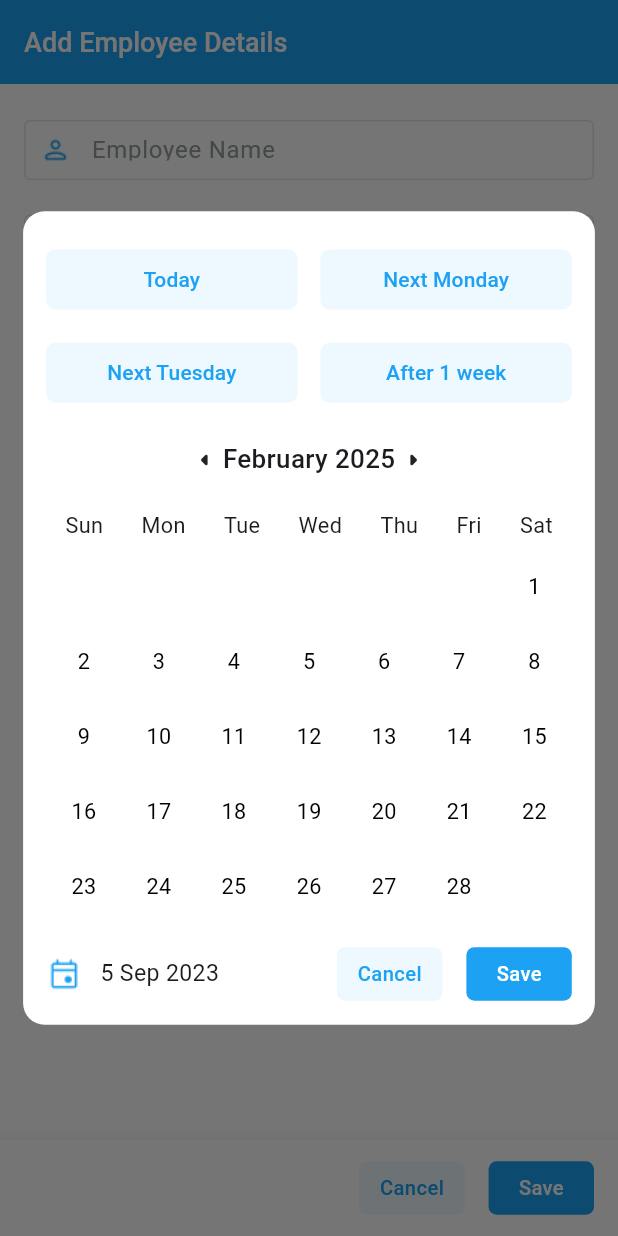
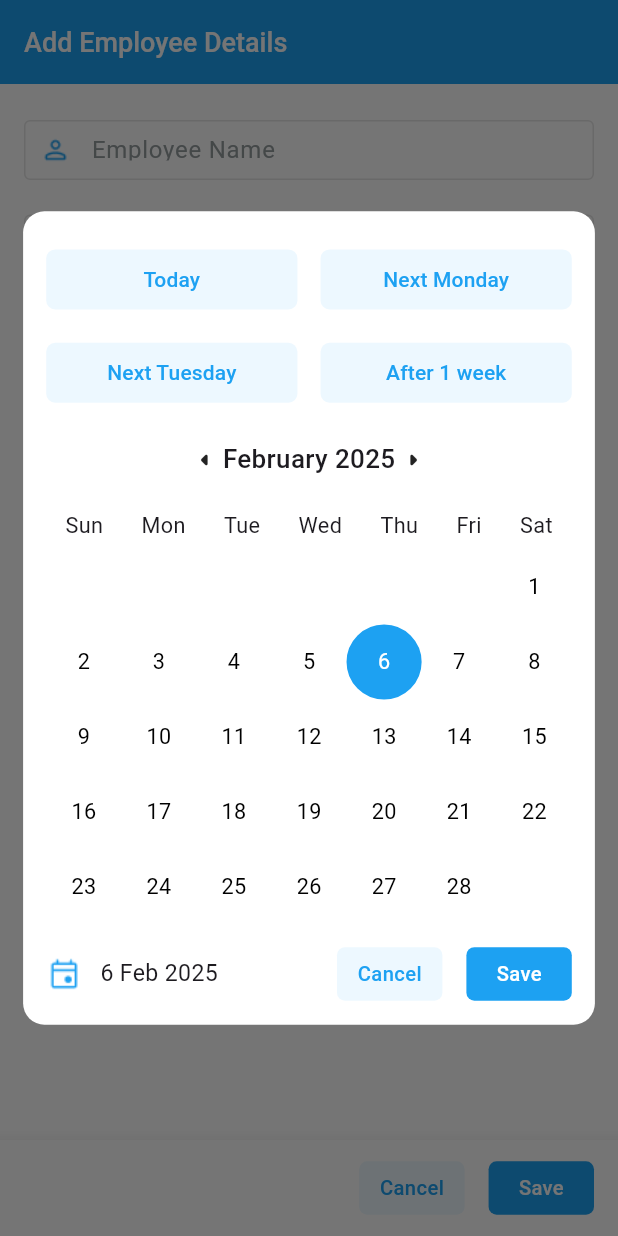
Before and after one commit to sivaprasadnk/employee_app, a Flutter app: the AddEmployeeScreen screen opened directly, after a tap on "Today", on a phone screen of 412 x 824 dp. Run offline on Flutter 3.47's test engine with Material 3 defaults, Android fonts, the phone set to English and light mode, and no system bars; our stand-ins replace flutter_screenutil.

Commit message:
correcting date picker selection

```diff
--- /dev/null
+++ b/lib/core/common_functions.dart
@@ -0,0 +1,19 @@
+class CommonFunctions {
+  static String getMonthAbbreviation(int month) {
+    const List<String> months = [
+      "Jan",
+      "Feb",
+      "Mar",
+      "Apr",
+      "May",
+      "Jun",
+      "Jul",
+      "Aug",
+      "Sep",
+      "Oct",
+      "Nov",
+      "Dec"
+    ];
+    return (month >= 1 && month <= 12) ? months[month - 1] : "Invalid";
+  }
+}
--- /dev/null
+++ b/lib/core/extensions/datetime_extensions.dart
@@ -0,0 +1,26 @@
+import 'package:employee_app/core/common_functions.dart';
+
+extension DatetimeExtensions on DateTime {
+  String displayDate() {
+    var value = "";
+    var day = this.day.toString();
+    var year = this.year.toString();
+    var month = CommonFunctions.getMonthAbbreviation(this.month);
+    value = "$day $month $year";
+    return value;
+  }
+
+  DateTime get now => DateTime.now();
+
+  bool get isToday => now.year == year && now.month == month && now.day == day;
+
+  DateTime nextMonday() {
+    int daysUntilMonday = ((DateTime.monday - weekday + 7) % 7).toInt();
+    return add(Duration(days: daysUntilMonday == 0 ? 7 : daysUntilMonday));
+  }
+
+  DateTime nextTuesday() {
+    int daysUntilTuesday = ((DateTime.tuesday - weekday + 7) % 7).toInt();
+    return add(Duration(days: daysUntilTuesday == 0 ? 7 : daysUntilTuesday));
+  }
+}
--- /dev/null
+++ b/lib/core/extensions/int_extensions.dart
@@ -0,0 +1 @@
+extension IntExtensions on int {}
--- a/lib/presentation/components/custom_date_picker.dart
+++ b/lib/presentation/components/custom_date_picker.dart
@@ -1,4 +1,5 @@
 import 'package:employee_app/core/constants/colors.dart';
+import 'package:employee_app/core/extensions/datetime_extensions.dart';
 import 'package:employee_app/presentation/components/cancel_button.dart';
 import 'package:flutter/material.dart';
 import 'package:flutter_screenutil/flutter_screenutil.dart';
@@ -21,6 +22,7 @@ class CustomDatePickerDialog extends StatefulWidget {
 class _CustomDatePickerDialogState extends State<CustomDatePickerDialog> {
   late DateTime selectedDate;
   late DateTime currentMonth;
+  final DateTime today = DateTime.now();
 
   @override
   void initState() {
@@ -60,7 +62,7 @@ class _CustomDatePickerDialogState extends State<CustomDatePickerDialog> {
                 Expanded(
                   child: ElevatedButton(
                     onPressed: () {
-                      Navigator.pop(context);
+                      _selectDate(today);
                     },
                     style: ElevatedButton.styleFrom(
                       elevation: 0,
@@ -83,7 +85,7 @@ class _CustomDatePickerDialogState extends State<CustomDatePickerDialog> {
                 Expanded(
                   child: ElevatedButton(
                     onPressed: () {
-                      Navigator.pop(context);
+                      _selectDate(today.nextMonday());
                     },
                     style: ElevatedButton.styleFrom(
                       elevation: 0,
@@ -110,7 +112,7 @@ class _CustomDatePickerDialogState extends State<CustomDatePickerDialog> {
                 Expanded(
                   child: ElevatedButton(
                     onPressed: () {
-                      Navigator.pop(context);
+                      _selectDate(today.nextTuesday());
                     },
                     style: ElevatedButton.styleFrom(
                       elevation: 0,
@@ -133,7 +135,7 @@ class _CustomDatePickerDialogState extends State<CustomDatePickerDialog> {
                 Expanded(
                   child: ElevatedButton(
                     onPressed: () {
-                      Navigator.pop(context);
+                      _selectDate(today.add(Duration(days: 7)));
                     },
                     style: ElevatedButton.styleFrom(
                       elevation: 0,
@@ -195,14 +197,16 @@ class _CustomDatePickerDialogState extends State<CustomDatePickerDialog> {
                 ),
                 SizedBox(width: 12),
                 Text(
-                  "5 Sep 2023",
+                  selectedDate.displayDate(),
                   style: TextStyle(fontSize: 16.sp),
                 ),
                 Spacer(),
                 CancelButton(),
                 SizedBox(width: 16),
                 GestureDetector(
-                  onTap: () {},
+                  onTap: () {
+                    Navigator.pop(context, selectedDate);
+                  },
                   child: Container(
                     width: 73.w,
                     height: 40.h,
@@ -246,30 +250,49 @@ class _CustomDatePickerDialogState extends State<CustomDatePickerDialog> {
 
     for (int day = 1; day <= daysInMonth; day++) {
       DateTime date = DateTime(currentMonth.year, currentMonth.month, day);
-      bool isSelected = selectedDate == date;
+      bool isToday = today.year == date.year &&
+          today.month == date.month &&
+          today.day == date.day;
 
       dayWidgets.add(
         GestureDetector(
           onTap: () => _selectDate(date),
           child: Container(
-            width: 40.w,
-            height: 40.h,
+            // duration: Duration(milliseconds: 100),
+            width: 30.w,
+            height: 30.h,
             alignment: Alignment.center,
             decoration: BoxDecoration(
-              color: isSelected ? kBlueColor : Colors.transparent,
+              color: DateTime(
+                        selectedDate.year,
+                        selectedDate.month,
+                        selectedDate.day,
+                      ) ==
+                      date
+                  ? kBlueColor
+                  : Colors.transparent,
               shape: BoxShape.circle,
+              border: isToday ? Border.all(color: kBlueColor, width: 2) : null,
             ),
             child: Text(
               "$day",
               style: TextStyle(
                 fontSize: 15.sp,
-                color: isSelected ? kWhiteColor : kBlackColor,
+                color: DateTime(
+                          selectedDate.year,
+                          selectedDate.month,
+                          selectedDate.day,
+                        ) ==
+                        date
+                    ? kWhiteColor
+                    : kBlackColor,
               ),
             ),
           ),
         ),
       );
     }
+    debugPrint("selected ::$selectedDate");
 
     return GridView.count(
       crossAxisCount: 7,
@@ -279,15 +302,3 @@ class _CustomDatePickerDialogState extends State<CustomDatePickerDialog> {
     );
   }
 }
-
-// Function to show the Date Picker Dialog
-void showCustomDatePicker(BuildContext context, DateTime initialDate,
-    Function(DateTime) onDateSelected) {
-  showDialog(
-    context: context,
-    builder: (context) => CustomDatePickerDialog(
-      initialDate: initialDate,
-      onDateSelected: onDateSelected,
-    ),
-  );
-}
--- a/lib/presentation/screens/add_employee/add_employee_screen.dart
+++ b/lib/presentation/screens/add_employee/add_employee_screen.dart
@@ -1,4 +1,5 @@
 import 'package:employee_app/core/constants/colors.dart';
+import 'package:employee_app/core/extensions/datetime_extensions.dart';
 import 'package:employee_app/presentation/components/cancel_button.dart';
 import 'package:employee_app/presentation/components/container_widget.dart';
 import 'package:employee_app/presentation/components/custom_date_picker.dart';
@@ -16,6 +17,8 @@ class AddEmployeeScreen extends StatefulWidget {
 
 class _AddEmployeeScreenState extends State<AddEmployeeScreen> {
   String? selectedRole;
+  DateTime selectedStartDate = DateTime.now();
+  DateTime selectedEndDate = DateTime.now();
 
   @override
   Widget build(BuildContext context) {
@@ -169,13 +172,24 @@ class _AddEmployeeScreenState extends State<AddEmployeeScreen> {
                           ),
                           SizedBox(width: 12),
                           GestureDetector(
-                            onTap: () {
-                              showCustomDatePicker(context, DateTime.now(),
-                                  (selectedDate) {
-                                // print("Selected Date: $selectedDate");
+                            onTap: () async {
+                              await showDialog<DateTime>(
+                                context: context,
+                                builder: (context) => CustomDatePickerDialog(
+                                  initialDate: DateTime.now(),
+                                  onDateSelected: (selectedDate) {},
+                                ),
+                              ).then((selectedDate) {
+                                selectedStartDate = selectedDate!;
+                                setState(() {});
+
                               });
                             },
-                            child: Text('Today'),
+                            child: selectedStartDate.isToday
+                                ? Text('Today')
+                                : Text(
+                                    selectedStartDate.displayDate(),
+                                  ),
                           ),
                         ],
                       ),
```
